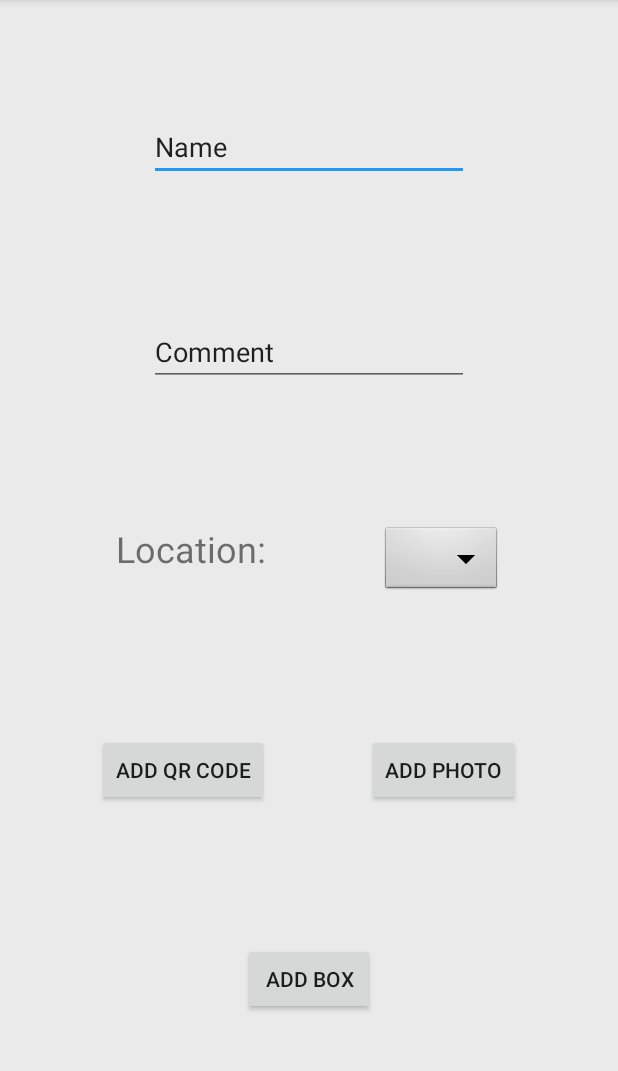
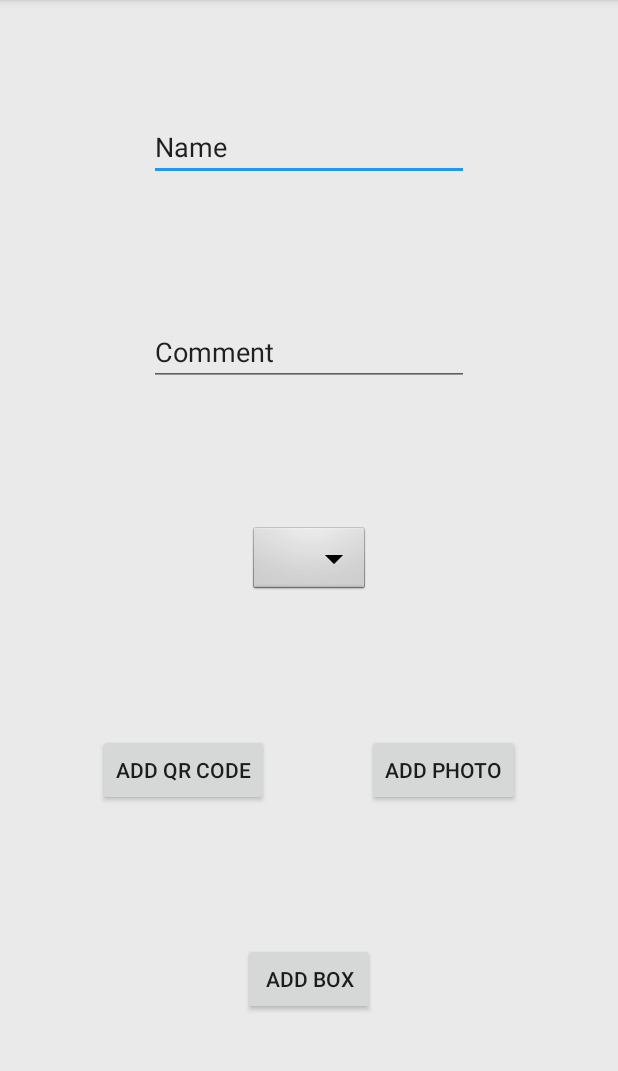
Before and after one commit to KamilStrozyk/BoxEvidence, an Android app: the BoxEdit screen opened directly, with no data from a screen before it, on a phone screen of 412 x 824 dp, the part 84-1155 px from its top. Run offline under Robolectric (Android 15) with nearby library versions, the phone set to English and light mode, and no system bars; our stand-ins replace Room's generated code; libraries missing offline, so code that uses them is left out: com.google.zxing.integration.

Commit message:
Add QR Codes

```diff
--- a/app/build.gradle
+++ b/app/build.gradle
@@ -58,7 +58,8 @@ dependencies {
     implementation "androidx.room:room-runtime:$rootProject.roomVersion"
     kapt "androidx.room:room-compiler:$rootProject.roomVersion"
     androidTestImplementation "androidx.room:room-testing:$rootProject.roomVersion"
-
+    implementation 'com.google.zxing:core:3.2.1'
+    implementation 'com.journeyapps:zxing-android-embedded:3.2.0@aar'
 // Lifecycle components
     implementation "androidx.lifecycle:lifecycle-extensions:$rootProject.archLifecycleVersion"
     kapt "androidx.lifecycle:lifecycle-compiler:$rootProject.archLifecycleVersion"
@@ -75,4 +76,5 @@ dependencies {
 // Testing
     testImplementation 'junit:junit:4.12'
     androidTestImplementation "androidx.arch.core:core-testing:$rootProject.coreTestingVersion"
+
 }
--- a/app/src/main/AndroidManifest.xml
+++ b/app/src/main/AndroidManifest.xml
@@ -2,6 +2,7 @@
 <manifest xmlns:android="http://schemas.android.com/apk/res/android"
     package="com.example.boxEvidence">
 
+    <uses-permission android:name="android.permission.CAMERA" />
     <application
         android:allowBackup="true"
         android:icon="@mipmap/ic_launcher"
--- a/app/src/main/res/layout/activity_box_edit.xml
+++ b/app/src/main/res/layout/activity_box_edit.xml
@@ -48,7 +48,7 @@
         app:layout_constraintEnd_toStartOf="@+id/box_photo"
         app:layout_constraintHorizontal_bias="0.5"
         app:layout_constraintStart_toStartOf="parent"
-        app:layout_constraintTop_toBottomOf="@+id/box_locationText" />
+        app:layout_constraintTop_toBottomOf="@+id/box_location" />
 
     <Button
         android:id="@+id/box_photo"
@@ -73,21 +73,6 @@
         android:spinnerMode="dropdown"
         app:layout_constraintBottom_toTopOf="@+id/box_photo"
         app:layout_constraintEnd_toEndOf="parent"
-        app:layout_constraintHorizontal_bias="0.5"
-        app:layout_constraintStart_toEndOf="@+id/box_locationText"
-        app:layout_constraintTop_toBottomOf="@+id/box_comment" />
-
-    <TextView
-        android:id="@+id/box_locationText"
-        android:layout_width="wrap_content"
-        android:layout_height="wrap_content"
-        android:layout_marginTop="16dp"
-        android:layout_marginBottom="16dp"
-        android:text="Location:"
-        android:textSize="24sp"
-        app:layout_constraintBottom_toTopOf="@+id/box_qr"
-        app:layout_constraintEnd_toStartOf="@+id/box_location"
-        app:layout_constraintHorizontal_bias="0.5"
         app:layout_constraintStart_toStartOf="parent"
         app:layout_constraintTop_toBottomOf="@+id/box_comment" />
 
```
Also changed, not shown: app/src/main/java/com/example/boxEvidence/activities/table/main/box/BoxEdit.kt (+38 -14 lines).
